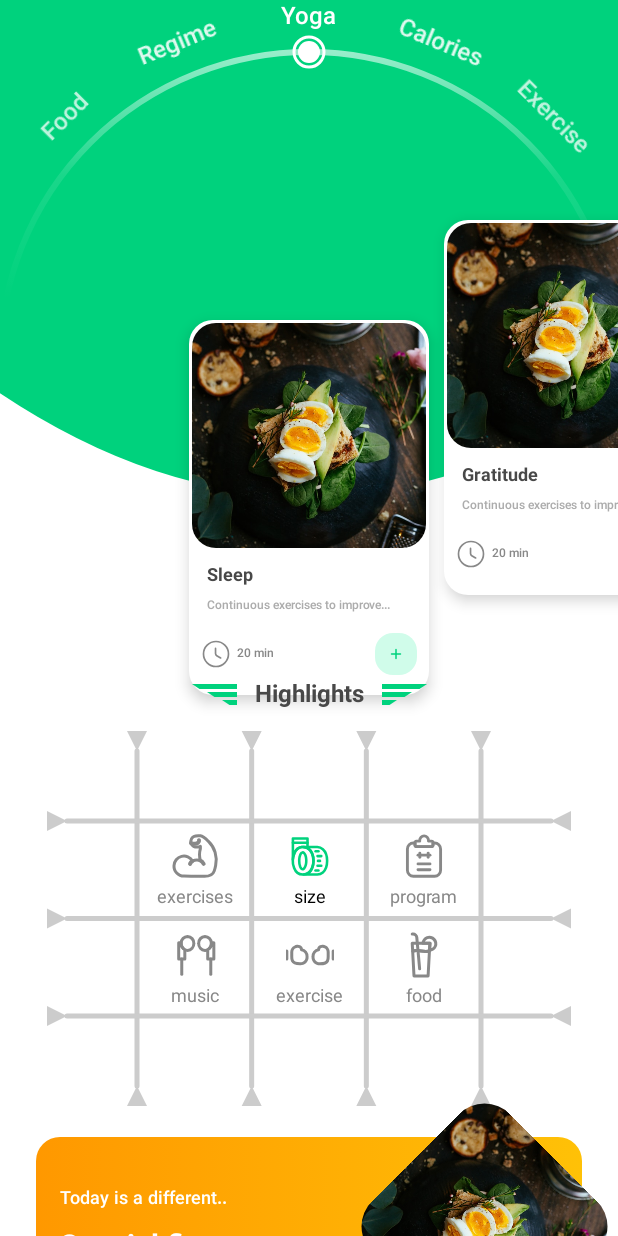
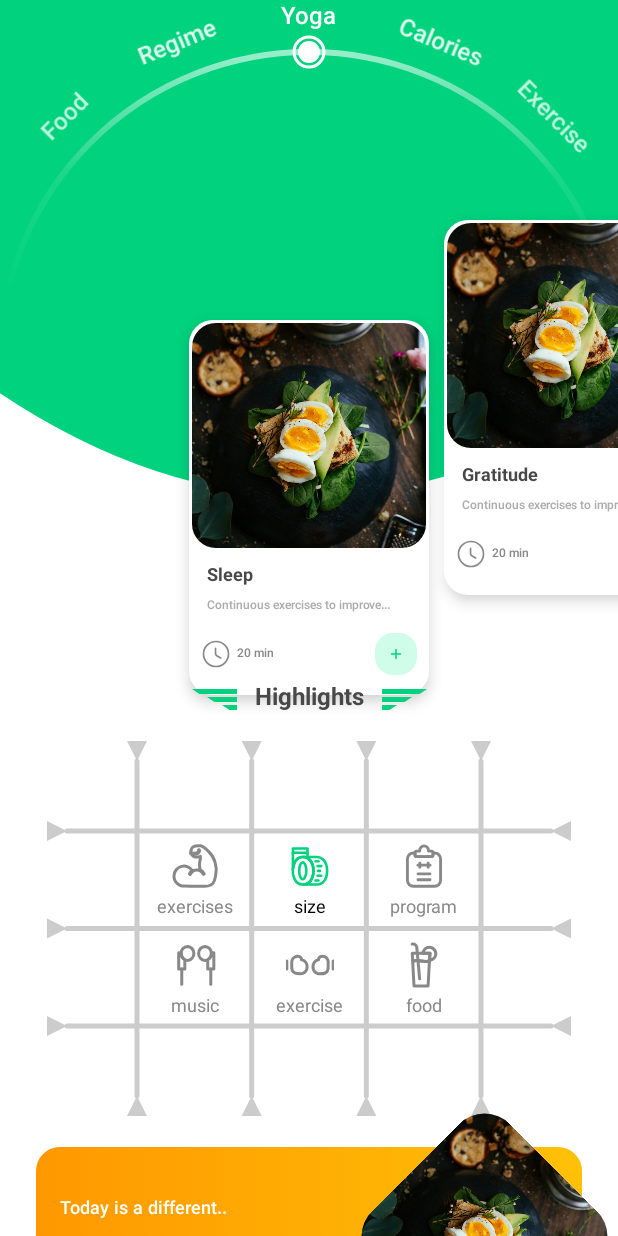
Before and after one commit to RahimMahmoudzadeh/Coach, an Android app built with Jetpack Compose: the @Preview function HomeScreenPreview, on a phone screen of 412 x 824 dp. Run offline under Robolectric (Android 15) with nearby library versions, the light colour scheme and no system bars.

Commit message:
feat: integrate LocalSize, LocalSpacing, and LocalFontSize
- Integrates `LocalSize`, `LocalSpacing`, and `LocalFontSize` in `TrippleStripesTitle` and `HomeScreen` for consistent sizing and spacing.
- Updates text styles and spacing in `TrippleStripesTitle` and `HomeScreen` to use these local values.
- Adds `font_medium` to text style.
- Modifies paddings and height spacers for responsiveness.
- Adjusts the triple stripe slant size.

```diff
--- a/feature/home/src/main/kotlin/com/rahim/coach/feature/home/HomeScreen.kt
+++ b/feature/home/src/main/kotlin/com/rahim/coach/feature/home/HomeScreen.kt
@@ -46,6 +46,7 @@
 import com.rahim.coach.library.designsystem.base.LocalSpacing
 import com.rahim.coach.library.designsystem.theme.CaribbeanGreen
 import com.rahim.coach.library.designsystem.theme.CoachTheme
+import com.rahim.coach.library.designsystem.theme.font_medium
 import kotlin.math.max
 
 
@@ -171,12 +172,12 @@
 
         Spacer(
             modifier = Modifier
-                .height(24.dp)
+                .height(space.extraLarge)
         )
 
         ActivityCard(
             modifier = Modifier
-                .padding(horizontal = 24.dp),
+                .padding(horizontal = space.extraLarge),
             icon = painterResource(com.rahim.coach.library.designsystem.R.drawable.img_daily_activity),
             title = "Daily activities",
             subtitle = "Daily activity: maximum 60 minutes per day",
@@ -185,8 +186,9 @@
                 Text(
                     text = "Calories 0",
                     style = TextStyle(
+                        fontFamily = font_medium,
                         fontWeight = FontWeight.Normal,
-                        fontSize = 12.sp,
+                        fontSize = fontSize.default,
                         color = Color.Gray
                     )
                 )
@@ -195,12 +197,12 @@
 
         Spacer(
             modifier = Modifier
-                .height(24.dp)
+                .height(space.extraLarge)
         )
 
         ActivityCard(
             modifier = Modifier
-                .padding(horizontal = 24.dp),
+                .padding(horizontal = space.extraLarge),
             icon = painterResource(com.rahim.coach.library.designsystem.R.drawable.img_wheel_fortune),
             title = "Wheel of Fortune",
             subtitle = "Wheel of Fortune: Spin every day...",
@@ -212,8 +214,9 @@
                     Text(
                         text = "💎 +20",
                         style = TextStyle(
+                            fontFamily = font_medium,
                             fontWeight = FontWeight.Normal,
-                            fontSize = 12.sp,
+                            fontSize = fontSize.medium,
                             color = Color.Gray
                         )
                     )
@@ -223,7 +226,7 @@
 
         Spacer(
             modifier = Modifier
-                .height(24.dp)
+                .height(space.extraLarge)
         )
 
         StripedTitle(
@@ -231,29 +234,30 @@
         )
         Spacer(
             modifier = Modifier
-                .height(24.dp)
+                .height(space.extraLarge)
         )
         Text(
             modifier = Modifier
-                .padding(horizontal = 24.dp),
+                .padding(horizontal = space.extraLarge),
             text = stringResource(com.rahim.coach.library.designsystem.R.string.coach_about),
             style = TextStyle(
+                fontFamily = font_medium,
                 fontWeight = FontWeight.Normal,
-                fontSize = 14.sp,
+                fontSize = fontSize.small,
                 color = Color.Gray
             ),
             textAlign = TextAlign.Center
         )
         Spacer(
             modifier = Modifier
-                .height(24.dp)
+                .height(space.extraLarge)
         )
         StripedTitle(
             text = "The most popular of the week"
         )
         Spacer(
             modifier = Modifier
-                .height(24.dp)
+                .height(space.extraLarge)
         )
 
         FoodCardList(
--- a/feature/home/src/main/kotlin/com/rahim/coach/feature/home/components/TrippleStripesTitle.kt
+++ b/feature/home/src/main/kotlin/com/rahim/coach/feature/home/components/TrippleStripesTitle.kt
@@ -19,6 +19,11 @@
 import androidx.compose.ui.unit.Dp
 import androidx.compose.ui.unit.dp
 import androidx.compose.ui.unit.sp
+import com.rahim.coach.library.designsystem.base.LocalFontSize
+import com.rahim.coach.library.designsystem.base.LocalSize
+import com.rahim.coach.library.designsystem.base.LocalSpacing
+import com.rahim.coach.library.designsystem.theme.OuterSpace
+import com.rahim.coach.library.designsystem.theme.font_bold
 
 @Composable
 fun StripedTitle(
@@ -26,6 +31,10 @@
     text: String,
     color: Color = MaterialTheme.colorScheme.primary,
 ) {
+    val size = LocalSize.current
+    val space = LocalSpacing.current
+    val fontSize = LocalFontSize.current
+
     Row(
         modifier = modifier,
         verticalAlignment = Alignment.CenterVertically,
@@ -34,19 +43,20 @@
         // Left stripes
         TripleStripes(color = color, isLeftToRight = false)
 
-        Spacer(Modifier.width(12.dp))
+        Spacer(Modifier.width(space.small))
 
         // The title text
         Text(
             text = text,
             style = TextStyle(
+                fontFamily = font_bold,
                 fontWeight = FontWeight.Bold,
-                fontSize = 16.sp,
-                color = MaterialTheme.colorScheme.onSecondary
+                fontSize = fontSize.small,
+                color = OuterSpace
             )
         )
 
-        Spacer(Modifier.width(12.dp))
+        Spacer(Modifier.width(space.small))
 
         // Right stripes
         TripleStripes(color = color, isLeftToRight = true)
@@ -65,8 +75,13 @@
     slant: Dp = 5.dp,
     isLeftToRight: Boolean,
 ) {
+
+    val size = LocalSize.current
+    val space = LocalSpacing.current
+    val fontSize = LocalFontSize.current
+
     Column(
-        verticalArrangement = Arrangement.spacedBy(2.dp),
+        verticalArrangement = Arrangement.spacedBy(space.hairline),
         horizontalAlignment = if (isLeftToRight) Alignment.Start else Alignment.End
     ) {
         // Top stripe (widest)
```
